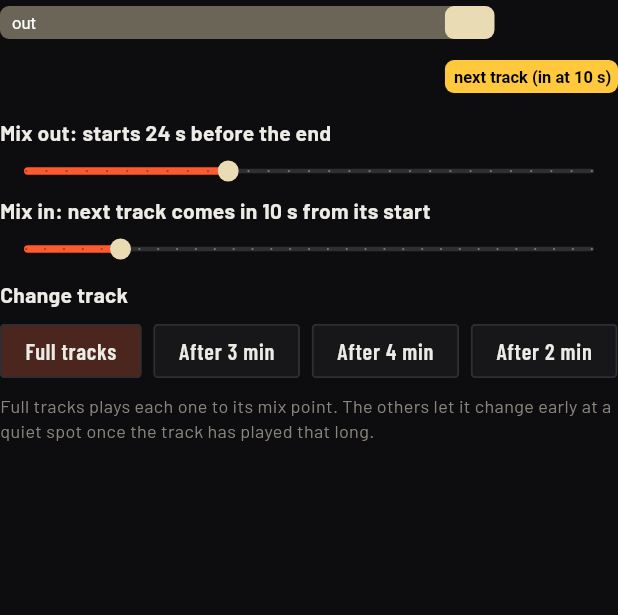
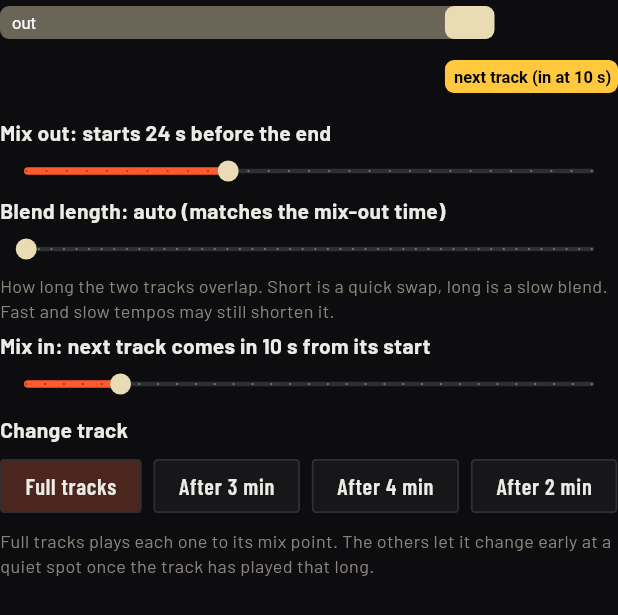
Before and after one commit to ben-clift/com.benclift.beatdeck.test, a Flutter app: the _MixBox widget shown alone on an empty page, opened directly with empty values, on a phone screen of 412 x 824 dp. Shown: the top 615 px of the screen. Run offline on Flutter 3.47's test engine with Material 3 defaults, Android fonts, the phone set to English and light mode, and no system bars; our stand-ins replace file_picker, permission_handler, share_plus, shared_preferences, sqflite and 1 more; missing offline and left inert: dart:ffi, google_mlkit_text_recognition; accounts and stored records are empty.

Commit message:
Mixing: blend length control; PLAN log line with tempos, rates, keys, bar position and why the length was used; end report flags tempo moving during a mix
Co-Authored-By: Claude Sonnet 5.5 <noreply@anthropic.com>
Claude-Session: https://claude.ai/code/session_01A7zfBFjyu2NXi7pFPf2z4D

```diff
--- a/lib/state/dj_controller.dart
+++ b/lib/state/dj_controller.dart
@@ -1069,7 +1069,16 @@ class DjController extends ChangeNotifier {
 
   /// Mix timing while automix runs: [fade] = seconds the blend lasts (starts
   /// that long before the end), [startOffset] = seconds into the next track.
-  void setMixTiming({required double fade, required double startOffset, required double earlyAfter}) {
+  /// How long the blend itself lasts, set by the user; 0 = automatic (the
+  /// "mix out" length decides).
+  double automixBlendSeconds = 0;
+
+  /// Seconds before the end that a mix must begin: the longer of the mix-out
+  /// setting and a chosen blend length (it has to finish by the end).
+  double get _lead => automixBlendSeconds > 0 ? math.max(automixFadeSeconds, automixBlendSeconds) : automixFadeSeconds;
+
+  void setMixTiming({required double fade, required double startOffset, required double earlyAfter, double blend = 0}) {
+    automixBlendSeconds = blend.clamp(0.0, 120.0).toDouble();
     automixFadeSeconds = fade.clamp(4.0, 90.0).toDouble();
     _baseFade = automixFadeSeconds;
     automixStartOffset = startOffset.clamp(0.0, 90.0).toDouble();
@@ -2041,7 +2050,7 @@ class DjController extends ChangeNotifier {
     if (!skipping) _skipAt = null;
     // Relative to the mix length, so a long blend still has a track ready
     // before it must start (fixed 45/20 s left too little time for it).
-    final f = automixFadeSeconds;
+    final f = _lead;
     final tier = skipping ? 1 : (remaining > f + 45 ? 0 : (remaining > f + 20 ? 1 : 2));
     var next = _nextUnplayed(tier: tier);
     // Never silent: with the end near and nothing new yet, replay the track
@@ -2075,8 +2084,8 @@ class DjController extends ChangeNotifier {
       return false;
     }
     final mixNow = skipping || (_mixNow && _forcePath != null && _forcePath == _automixQueue[next]);
-    final early = !mixNow && remaining > automixFadeSeconds + 15 && _endEarly(cur, d);
-    if (mixNow || early || shouldStartFade(remaining: remaining, fadeSeconds: automixFadeSeconds)) {
+    final early = !mixNow && remaining > _lead + 15 && _endEarly(cur, d);
+    if (mixNow || early || shouldStartFade(remaining: remaining, fadeSeconds: _lead)) {
       var breakLeft = 0.0;
       // Tempos as heard: the outgoing speed, and the incoming one after the
       // 8 % stretch limit, so a gap that cannot be closed picks a cut or echo
@@ -2100,7 +2109,7 @@ class DjController extends ChangeNotifier {
         }
       }
       var plan = planFor(automixStyle,
-          outBpm: heardOut, inBpm: heardIn, baseSeconds: skipping ? 8.0 : automixFadeSeconds, breakSeconds: breakLeft);
+          outBpm: heardOut, inBpm: heardIn, baseSeconds: skipping ? 8.0 : (automixBlendSeconds > 0 ? automixBlendSeconds : automixFadeSeconds), breakSeconds: breakLeft);
       // Next / skip: always a real blend, started right now. A bar-line cut, a
       // breakdown swap or a long filter sweep would wait or sound like a restart.
       if (skipping && plan.kind != TransitionKind.smooth && plan.kind != TransitionKind.quick) {
@@ -2479,6 +2488,7 @@ class DjController extends ChangeNotifier {
     // overlapping the beats would clash. Play the new track at its own speed
     // and do a short clean hand-over instead of a long blend.
     var rr = (out.bpm > 1 && inc.bpm > 1) ? out.bpm * out.rate / inc.bpm : 1.0;
+    final rr0 = rr;
     if (rr > 1.85 && rr < 2.15) rr /= 2;
     if (rr > 0.46 && rr < 0.54) rr *= 2;
     final tempoClash = rr < 0.92 || rr > 1.08;
@@ -2539,6 +2549,33 @@ class DjController extends ChangeNotifier {
     inc.playing = true;
     _automixFadeStart = DateTime.now();
     DebugLog.add('automix', 'mixing deck ${cur + 1} into deck ${other + 1}: ${_plan?.label ?? 'blend'}, ${_fadeLen.toStringAsFixed(1)} s (${out.bpm.round()} to ${inc.bpm.round()} BPM)');
+    // Everything that decided this mix, in one line, to tune the quality.
+    {
+      final fo = _flowOf(_automixQueue[_automixIndex]);
+      final fi = _flowOf(_automixQueue[next]);
+      final km = (fo?.key != null && fi?.key != null) ? keyMatch(fo!.key!, fi!.key!) : null;
+      final heardOut0 = out.bpm * (out.rate <= 0 ? 1 : out.rate);
+      final heardIn0 = inc.bpm * (inc.rate <= 0 ? 1 : inc.rate);
+      _mixqOut0 = heardOut0;
+      _mixqIn0 = heardIn0;
+      final rawGap = (out.bpm > 1 && inc.bpm > 1) ? (out.bpm * out.rate / inc.bpm - 1) * 100 : 0.0;
+      final half = (rr0 != rr) ? 'half/double-time match' : 'same-time';
+      final bpmFlags = <String>[
+        if (tempoClash) 'TEMPO CLASH (own speed)',
+        if (rawGap.abs() > 8 && !tempoClash) 'stretched ${rawGap.toStringAsFixed(1)}% to fit',
+        if (out.beatOffset < 0 || inc.beatOffset < 0) 'no beat grid on one deck',
+      ];
+      _mixqWhy = 'blend setting ${automixBlendSeconds > 0 ? '${automixBlendSeconds.round()} s' : 'auto'}, mix-out ${automixFadeSeconds.round()} s, plan ${(_plan?.seconds ?? 0).toStringAsFixed(0)} s, used ${_fadeLen.toStringAsFixed(1)} s, track had ${left.toStringAsFixed(0)} s left';
+      final barOut = out.bpm > 1 ? (((_engine.position(cur) - out.beatOffset) * out.bpm / 60.0) % 4.0 + 4.0) % 4.0 : 0.0;
+      DebugLog.add(
+          'mixq',
+          'PLAN ${_plan?.label ?? 'blend'} | out file ${out.bpm.toStringAsFixed(1)} BPM x${(out.rate <= 0 ? 1 : out.rate).toStringAsFixed(3)} = ${heardOut0.toStringAsFixed(1)} | '
+          'in file ${inc.bpm.toStringAsFixed(1)} BPM x${(inc.rate <= 0 ? 1 : inc.rate).toStringAsFixed(3)} = ${heardIn0.toStringAsFixed(1)} | '
+          'raw gap ${rawGap.toStringAsFixed(1)}% ($half) | '
+          'key ${fo?.key?.code ?? '?'} -> ${fi?.key?.code ?? '?'}${km == null ? '' : ' ${km.score} (${km.label})'} | '
+          'out was ${barOut.toStringAsFixed(2)} beats into its bar | '
+          '$_mixqWhy${bpmFlags.isEmpty ? '' : ' | ${bpmFlags.join(', ')}'}');
+    }
     _mixqErr.clear();
     _mixqNextAt = 0.8;
     _mixqFixMs = 0;
@@ -2608,6 +2645,8 @@ class DjController extends ChangeNotifier {
 
   // ---- Mix quality monitor ---------------------------------------------
   final List<double> _mixqErr = [];
+  double _mixqOut0 = 0, _mixqIn0 = 0; // tempos heard when the mix began
+  String _mixqWhy = '';
   double _mixqNextAt = 0.8;
   double _mixqFixMs = 0;
   String _mixqHead = '';
@@ -2656,6 +2695,8 @@ class DjController extends ChangeNotifier {
         'now ${eo.toStringAsFixed(1)} -> ${ei.toStringAsFixed(1)} BPM (gap ${gap.toStringAsFixed(1)}%) | '
         'incoming speed ${((inc.rate <= 0 ? 1 : inc.rate) * 100 - 100).toStringAsFixed(1)}% | '
         'beat start fix ${_mixqFixMs.round()} ms | beat offset during mix (ms): [$errs] worst ${worst.round()} drift ${drift.round()} | '
+        'tempo during mix: out ${_mixqOut0.toStringAsFixed(1)}->${eo.toStringAsFixed(1)}, in ${_mixqIn0.toStringAsFixed(1)}->${ei.toStringAsFixed(1)}'
+        '${((eo - _mixqOut0).abs() > 0.3 || (ei - _mixqIn0).abs() > 0.3) ? ' (TEMPO MOVED DURING MIX)' : ''} | '
         'grids out ${out.beatOffset.toStringAsFixed(3)} in ${inc.beatOffset.toStringAsFixed(3)} | '
         '"${nm(out)}" -> "${nm(inc)}"');
   }
--- a/lib/ui/simple_view.dart
+++ b/lib/ui/simple_view.dart
@@ -2742,6 +2742,7 @@ class MixSettings {
   double fade = 24; // seconds of blend, starting this long before the end
   double offset = 10; // seconds into the next track
   double early = 0; // 0 = full tracks, else minimum seconds before an early change
+  double blend = 0; // 0 = automatic, else seconds the blend itself lasts
   bool _loaded = false;
 
   Future<void> load() async {
@@ -2751,6 +2752,7 @@ class MixSettings {
       fade = p.getDouble('mix_fade') ?? 24;
       offset = p.getDouble('mix_offset') ?? 10;
       early = p.getDouble('mix_early') ?? 0;
+      blend = p.getDouble('mix_blend') ?? 0;
       _loaded = true;
     } catch (_) {}
   }
@@ -2761,11 +2763,12 @@ class MixSettings {
       await p.setDouble('mix_fade', fade);
       await p.setDouble('mix_offset', offset);
       await p.setDouble('mix_early', early);
+      await p.setDouble('mix_blend', blend);
     } catch (_) {}
   }
 
   void apply(DjController dj) {
-    if (dj.automixOn) dj.setMixTiming(fade: fade, startOffset: offset, earlyAfter: early);
+    if (dj.automixOn) dj.setMixTiming(fade: fade, startOffset: offset, earlyAfter: early, blend: blend);
     dj.earlyEndAfter = early;
     save();
   }
@@ -2796,10 +2799,15 @@ class _MixBoxState extends State<_MixBox> {
   @override
   Widget build(BuildContext context) {
     return Column(crossAxisAlignment: CrossAxisAlignment.stretch, children: [
-      SizedBox(height: 70, child: CustomPaint(painter: _MixPainter(m.fade, m.offset))),
+      SizedBox(height: 70, child: CustomPaint(painter: _MixPainter(m.blend > 0 ? math.max(m.blend, m.fade) : m.fade, m.offset))),
       const SizedBox(height: 8),
       Text('Mix out: starts ${m.fade.round()} s before the end', style: const TextStyle(fontWeight: FontWeight.w700)),
       Slider(value: m.fade, min: 4, max: 60, divisions: 28, label: '${m.fade.round()} s', onChanged: (v) => _chg(() => m.fade = v)),
+      Text(m.blend == 0 ? 'Blend length: auto (matches the mix-out time)' : 'Blend length: ${m.blend.round()} s', style: const TextStyle(fontWeight: FontWeight.w700)),
+      Slider(value: m.blend, min: 0, max: 90, divisions: 45, label: m.blend == 0 ? 'Auto' : '${m.blend.round()} s', onChanged: (v) => _chg(() => m.blend = v)),
+      const Text('How long the two tracks overlap. Short is a quick swap, long is a slow blend. Fast and slow tempos may still shorten it.',
+          style: TextStyle(fontSize: 12, color: Color(0xFF8A857C))),
+      const SizedBox(height: 4),
       Text('Mix in: next track comes in ${m.offset.round()} s from its start', style: const TextStyle(fontWeight: FontWeight.w700)),
       Slider(value: m.offset, min: 0, max: 60, divisions: 30, label: '${m.offset.round()} s', onChanged: (v) => _chg(() => m.offset = v)),
       const SizedBox(height: 4),
```
